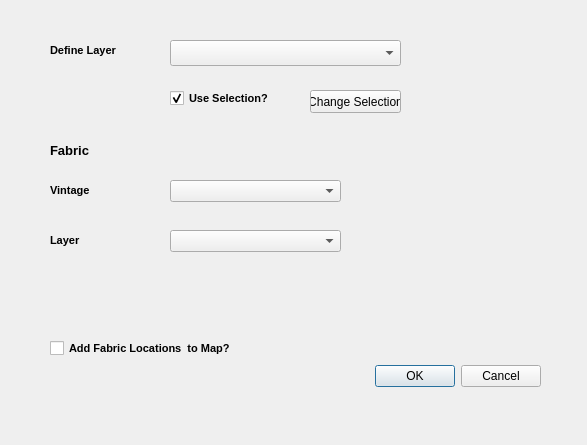
Before: the Qt Designer form retrievedata_dialog_base.ui in costquestassociates/cqafabric_QGIS, drawn with Qt 5.
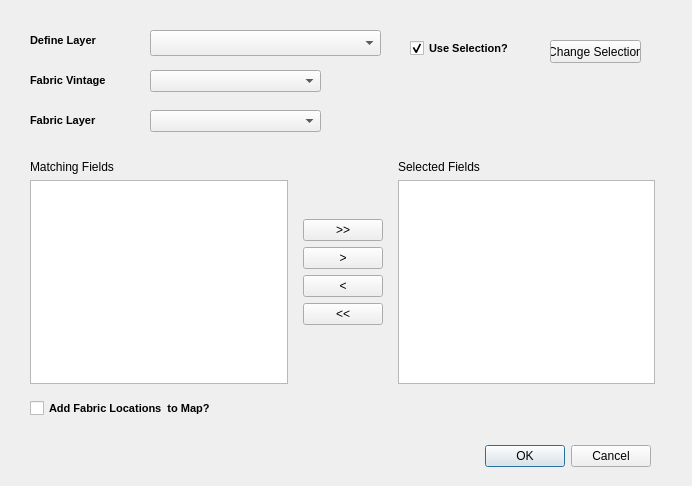
After: the same form once the commit is applied. Custom widgets are drawn as their Qt base class.

Commit message: Read Fields

```diff
--- a/retrievedata_dialog_base.ui
+++ b/retrievedata_dialog_base.ui
@@ -6,8 +6,8 @@
    <rect>
     <x>0</x>
     <y>0</y>
-    <width>587</width>
-    <height>445</height>
+    <width>692</width>
+    <height>486</height>
    </rect>
   </property>
   <property name="windowTitle">
@@ -16,8 +16,8 @@
   <widget class="QDialogButtonBox" name="buttonBox">
    <property name="geometry">
     <rect>
-     <x>200</x>
-     <y>360</y>
+     <x>310</x>
+     <y>440</y>
      <width>341</width>
      <height>32</height>
     </rect>
@@ -32,8 +32,8 @@
   <widget class="QComboBox" name="comboBox_vintage">
    <property name="geometry">
     <rect>
-     <x>170</x>
-     <y>180</y>
+     <x>150</x>
+     <y>70</y>
      <width>171</width>
      <height>22</height>
     </rect>
@@ -42,8 +42,8 @@
   <widget class="QComboBox" name="comboBox_layer">
    <property name="geometry">
     <rect>
-     <x>170</x>
-     <y>230</y>
+     <x>150</x>
+     <y>110</y>
      <width>171</width>
      <height>22</height>
     </rect>
@@ -52,9 +52,9 @@
   <widget class="QLabel" name="label_vintage">
    <property name="geometry">
     <rect>
-     <x>50</x>
-     <y>180</y>
-     <width>51</width>
+     <x>30</x>
+     <y>70</y>
+     <width>101</width>
      <height>21</height>
     </rect>
    </property>
@@ -67,14 +67,14 @@
     </font>
    </property>
    <property name="text">
-    <string>Vintage</string>
+    <string>Fabric Vintage</string>
    </property>
   </widget>
   <widget class="QLabel" name="label_layer">
    <property name="geometry">
     <rect>
-     <x>50</x>
-     <y>230</y>
+     <x>30</x>
+     <y>110</y>
      <width>91</width>
      <height>21</height>
     </rect>
@@ -88,14 +88,14 @@
     </font>
    </property>
    <property name="text">
-    <string>Layer</string>
+    <string>Fabric Layer</string>
    </property>
   </widget>
   <widget class="QgsMapLayerComboBox" name="mapVlayersCb">
    <property name="geometry">
     <rect>
-     <x>170</x>
-     <y>40</y>
+     <x>150</x>
+     <y>30</y>
      <width>231</width>
      <height>26</height>
     </rect>
@@ -104,8 +104,8 @@
   <widget class="QLabel" name="label_layer_3">
    <property name="geometry">
     <rect>
-     <x>50</x>
-     <y>40</y>
+     <x>30</x>
+     <y>30</y>
      <width>91</width>
      <height>21</height>
     </rect>
@@ -122,32 +122,11 @@
     <string>Define Layer</string>
    </property>
   </widget>
-  <widget class="QLabel" name="label_layer_4">
-   <property name="geometry">
-    <rect>
-     <x>50</x>
-     <y>140</y>
-     <width>91</width>
-     <height>21</height>
-    </rect>
-   </property>
-   <property name="font">
-    <font>
-     <family>Arial</family>
-     <pointsize>10</pointsize>
-     <weight>75</weight>
-     <bold>true</bold>
-    </font>
-   </property>
-   <property name="text">
-    <string>Fabric</string>
-   </property>
-  </widget>
   <widget class="QCheckBox" name="checkBox_selection">
    <property name="geometry">
     <rect>
-     <x>170</x>
-     <y>90</y>
+     <x>410</x>
+     <y>40</y>
      <width>121</width>
      <height>17</height>
     </rect>
@@ -170,8 +149,8 @@
   <widget class="QPushButton" name="pushButton_ChgSelect">
    <property name="geometry">
     <rect>
-     <x>310</x>
-     <y>90</y>
+     <x>550</x>
+     <y>40</y>
      <width>91</width>
      <height>23</height>
     </rect>
@@ -183,8 +162,8 @@
   <widget class="QCheckBox" name="checkBox_addlocations">
    <property name="geometry">
     <rect>
-     <x>50</x>
-     <y>340</y>
+     <x>30</x>
+     <y>400</y>
      <width>201</width>
      <height>17</height>
     </rect>
@@ -204,6 +183,149 @@
     <bool>false</bool>
    </property>
   </widget>
+  <widget class="QWidget" name="layoutWidget">
+   <property name="geometry">
+    <rect>
+     <x>30</x>
+     <y>160</y>
+     <width>625</width>
+     <height>224</height>
+    </rect>
+   </property>
+   <layout class="QHBoxLayout" name="horizontalLayout">
+    <item>
+     <layout class="QVBoxLayout" name="verticalLayout_5">
+      <item>
+       <widget class="QLabel" name="availableLbl">
+        <property name="text">
+         <string>Matching Fields</string>
+        </property>
+       </widget>
+      </item>
+      <item>
+       <widget class="QListWidget" name="availableFeaturesLw"/>
+      </item>
+     </layout>
+    </item>
+    <item>
+     <layout class="QVBoxLayout" name="verticalLayout_6">
+      <item>
+       <widget class="QWidget" name="widget" native="true">
+        <property name="minimumSize">
+         <size>
+          <width>0</width>
+          <height>0</height>
+         </size>
+        </property>
+        <property name="maximumSize">
+         <size>
+          <width>100</width>
+          <height>16777215</height>
+         </size>
+        </property>
+        <layout class="QVBoxLayout" name="verticalLayout_8">
+         <item>
+          <spacer name="verticalSpacer">
+           <property name="orientation">
+            <enum>Qt::Vertical</enum>
+           </property>
+           <property name="sizeHint" stdset="0">
+            <size>
+             <width>20</width>
+             <height>40</height>
+            </size>
+           </property>
+          </spacer>
+         </item>
+         <item>
+          <widget class="QPushButton" name="selectAllBtn">
+           <property name="maximumSize">
+            <size>
+             <width>16777215</width>
+             <height>16777215</height>
+            </size>
+           </property>
+           <property name="text">
+            <string>&gt;&gt;</string>
+           </property>
+           <property name="autoDefault">
+            <bool>false</bool>
+           </property>
+          </widget>
+         </item>
+         <item>
+          <widget class="QPushButton" name="selectSingleBtn">
+           <property name="maximumSize">
+            <size>
+             <width>16777215</width>
+             <height>16777215</height>
+            </size>
+           </property>
+           <property name="text">
+            <string>&gt;</string>
+           </property>
+          </widget>
+         </item>
+         <item>
+          <widget class="QPushButton" name="unselectSingleBtn">
+           <property name="maximumSize">
+            <size>
+             <width>16777215</width>
+             <height>16777215</height>
+            </size>
+           </property>
+           <property name="text">
+            <string>&lt;</string>
+           </property>
+          </widget>
+         </item>
+         <item>
+          <widget class="QPushButton" name="unselectAllBtn">
+           <property name="maximumSize">
+            <size>
+             <width>16777215</width>
+             <height>16777215</height>
+            </size>
+           </property>
+           <property name="text">
+            <string>&lt;&lt;</string>
+           </property>
+          </widget>
+         </item>
+         <item>
+          <spacer name="verticalSpacer_2">
+           <property name="orientation">
+            <enum>Qt::Vertical</enum>
+           </property>
+           <property name="sizeHint" stdset="0">
+            <size>
+             <width>20</width>
+             <height>40</height>
+            </size>
+           </property>
+          </spacer>
+         </item>
+        </layout>
+       </widget>
+      </item>
+     </layout>
+    </item>
+    <item>
+     <layout class="QVBoxLayout" name="verticalLayout_7">
+      <item>
+       <widget class="QLabel" name="selectedLbl">
+        <property name="text">
+         <string>Selected Fields</string>
+        </property>
+       </widget>
+      </item>
+      <item>
+       <widget class="QListWidget" name="selectedFeaturesLw"/>
+      </item>
+     </layout>
+    </item>
+   </layout>
+  </widget>
  </widget>
  <customwidgets>
   <customwidget>
```
The commit also changes 4 other files.
